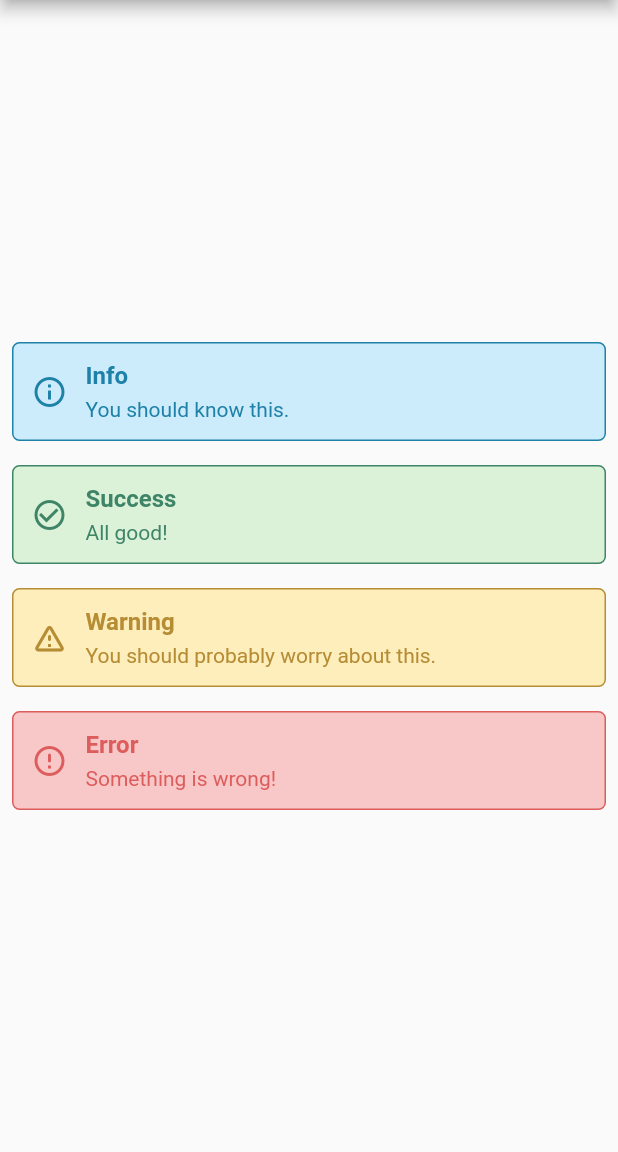
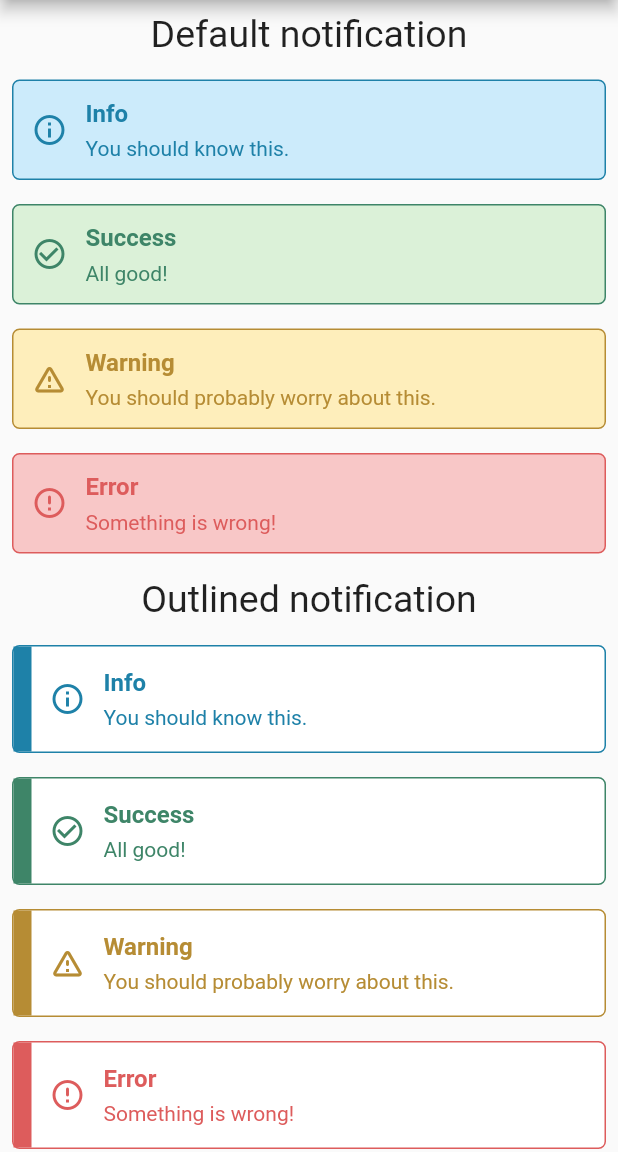
Before and after one commit to guidotheelen/alert_notification, a Flutter app: the screen it shows after launch, on a phone screen of 412 x 824 dp, the part 84-1236 px from its top. Run offline on Flutter 3.47's test engine with Material 2 defaults, Android fonts, the phone set to English and light mode, and no system bars.

Commit message:
feature: outlined button

```diff
--- a/example/lib/main.dart
+++ b/example/lib/main.dart
@@ -31,31 +31,66 @@ class MyHomePage extends StatelessWidget {
       appBar: AppBar(
         title: Text(title),
       ),
-      body: Center(
+      body: SingleChildScrollView(
+        child: Center(
           child: Padding(
             padding: const EdgeInsets.all(8.0),
             child: Column(
               mainAxisAlignment: MainAxisAlignment.center,
-            children: const [
-              AlertNotification(
+              children: [
+                const Text(
+                  'Default notification',
+                  style: TextStyle(fontSize: 25),
+                ),
+                const SizedBox(height: 16),
+                const AlertNotification(
                   title: 'Info',
                   body: 'You should know this.',
                   type: AlertNotificationType.info,
                 ),
-              SizedBox(height: 16),
-              AlertNotification(
+                const SizedBox(height: 16),
+                const AlertNotification(
                   title: 'Success',
                   body: 'All good!',
                   type: AlertNotificationType.success,
                 ),
-              SizedBox(height: 16),
-              AlertNotification(
+                const SizedBox(height: 16),
+                const AlertNotification(
                   title: 'Warning',
                   body: 'You should probably worry about this.',
                   type: AlertNotificationType.warning,
                 ),
-              SizedBox(height: 16),
-              AlertNotification(
+                const SizedBox(height: 16),
+                const AlertNotification(
+                  title: 'Error',
+                  body: 'Something is wrong!',
+                  type: AlertNotificationType.error,
+                ),
+                const SizedBox(height: 16),
+                const Text(
+                  'Outlined notification',
+                  style: TextStyle(fontSize: 25),
+                ),
+                const SizedBox(height: 16),
+                AlertNotification.outlined(
+                  title: 'Info',
+                  body: 'You should know this.',
+                  type: AlertNotificationType.info,
+                ),
+                const SizedBox(height: 16),
+                AlertNotification.outlined(
+                  title: 'Success',
+                  body: 'All good!',
+                  type: AlertNotificationType.success,
+                ),
+                const SizedBox(height: 16),
+                AlertNotification.outlined(
+                  title: 'Warning',
+                  body: 'You should probably worry about this.',
+                  type: AlertNotificationType.warning,
+                ),
+                const SizedBox(height: 16),
+                AlertNotification.outlined(
                   title: 'Error',
                   body: 'Something is wrong!',
                   type: AlertNotificationType.error,
@@ -64,6 +99,7 @@ class MyHomePage extends StatelessWidget {
             ),
           ),
         ),
+      ),
     );
   }
 }
--- a/lib/alert_notification.dart
+++ b/lib/alert_notification.dart
@@ -7,14 +7,44 @@ class AlertNotification extends StatelessWidget {
   /// The title of the notification.
   final String title;
 
+  /// Font size of the title.
+  final double titleFontSize;
+
   /// The body of the notification.
   final String body;
+
+  /// Font size of the body.
+  final double bodyFontSize;
 
   /// The type of the notification.
   final AlertNotificationType type;
 
+  /// Spacing between elements
+  final double spacing;
+
+  /// The radius of the notification edges.
+  final BorderRadius radius;
+
+  /// The background color of the notification.
+  final Color? backgroundColor;
+
+  /// The border color of the notification.
+  final Color? borderColor;
+
+  /// The width of the notification border.
+  final double borderWidth;
+
+  /// Color of the title text.
+  final Color? titleColor;
+
+  /// Color of the body text.
+  final Color? bodyColor;
+
   /// Callback for when the notification is dismissed.
   final VoidCallback? onDismiss;
+
+  /// Show leading thick line.
+  final bool showLeadingStroke;
 
   const AlertNotification({
     super.key,
@@ -22,6 +52,16 @@ class AlertNotification extends StatelessWidget {
     required this.body,
     required this.type,
     this.onDismiss,
+    this.backgroundColor,
+    this.borderColor,
+    this.titleColor,
+    this.bodyColor,
+    this.titleFontSize = 16,
+    this.bodyFontSize = 14,
+    this.spacing = 12,
+    this.radius = const BorderRadius.all(Radius.circular(5)),
+    this.borderWidth = 1,
+    this.showLeadingStroke = false,
   });
 
   @override
@@ -31,41 +71,52 @@ class AlertNotification extends StatelessWidget {
       children: [
         Expanded(
           child: Container(
-            padding: const EdgeInsets.all(12),
+            padding: EdgeInsets.only(
+              right: spacing,
+            ),
             decoration: BoxDecoration(
-              color: type.backgroundColor,
-              borderRadius: BorderRadius.circular(5),
+              color: backgroundColor ?? type.backgroundColor,
+              borderRadius: radius,
               border: Border.all(
-                color: type.elementColor,
-                width: 1,
+                color: borderColor ?? type.elementColor,
+                width: borderWidth,
               ),
             ),
             child: Row(
               children: [
+                if (showLeadingStroke)
+                  Container(
+                    width: spacing,
+                    height: 70,
+                    color: borderColor ?? type.elementColor,
+                  ),
+                SizedBox(width: spacing),
                 Icon(
                   type.icon,
                   color: type.elementColor,
                 ),
-                const SizedBox(width: 12),
+                SizedBox(width: spacing),
                 Column(
                   crossAxisAlignment: CrossAxisAlignment.start,
                   children: [
+                    SizedBox(height: spacing),
                     Text(
                       title,
                       style: TextStyle(
-                        fontSize: 16,
+                        fontSize: titleFontSize,
                         fontWeight: FontWeight.bold,
-                        color: type.elementColor,
+                        color: titleColor ?? type.elementColor,
                       ),
                     ),
-                    const SizedBox(height: 5),
+                    SizedBox(height: spacing / 2),
                     Text(
                       body,
                       style: TextStyle(
-                        fontSize: 14,
-                        color: type.elementColor,
+                        fontSize: bodyFontSize,
+                        color: bodyColor ?? type.elementColor,
                       ),
                     ),
+                    SizedBox(height: spacing),
                   ],
                 ),
               ],
@@ -73,6 +124,41 @@ class AlertNotification extends StatelessWidget {
           ),
         ),
       ],
+    );
+  }
+
+  /// Outlined notification.
+  factory AlertNotification.outlined({
+    required String title,
+    required String body,
+    required AlertNotificationType type,
+    Color? backgroundColor,
+    Color? borderColor,
+    Color? titleColor,
+    Color? bodyColor,
+    double titleFontSize = 16,
+    double bodyFontSize = 14,
+    double spacing = 12,
+    BorderRadius radius = const BorderRadius.all(Radius.circular(5)),
+    double borderWidth = 1,
+    VoidCallback? onDismiss,
+    bool showLeadingStroke = true,
+  }) {
+    return AlertNotification(
+      title: title,
+      body: body,
+      type: type,
+      backgroundColor: Colors.white,
+      borderColor: borderColor,
+      titleColor: titleColor,
+      bodyColor: bodyColor,
+      titleFontSize: titleFontSize,
+      bodyFontSize: bodyFontSize,
+      spacing: spacing,
+      radius: radius,
+      borderWidth: borderWidth,
+      onDismiss: onDismiss,
+      showLeadingStroke: showLeadingStroke,
     );
   }
 }
```
Also changed, not shown: images/notify2.png (added), 1 other file. Lines whose indentation alone changed are shown as unchanged.
